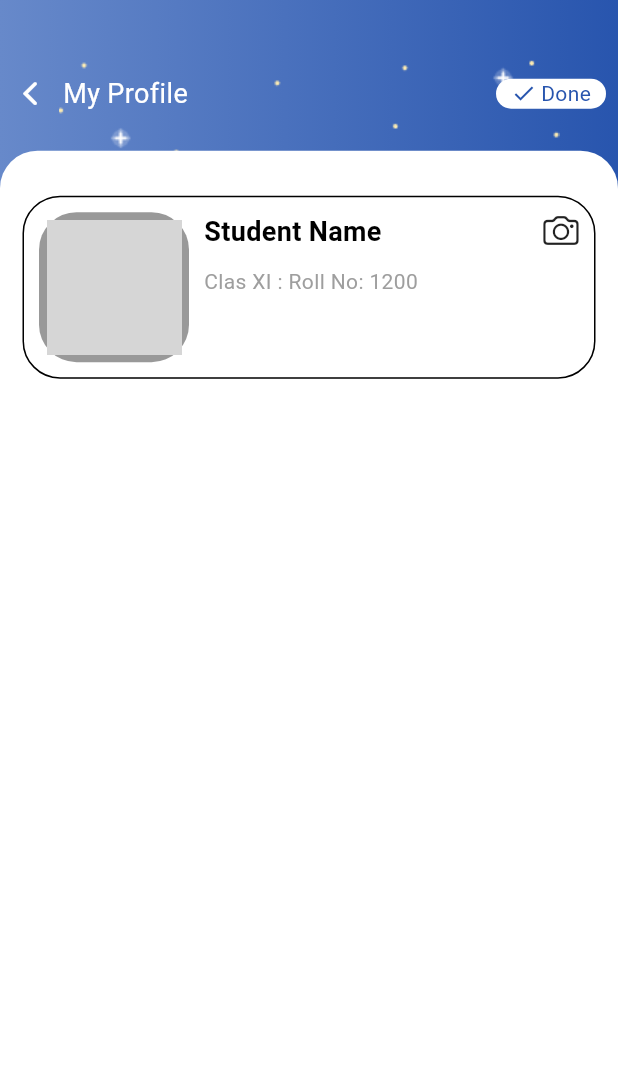
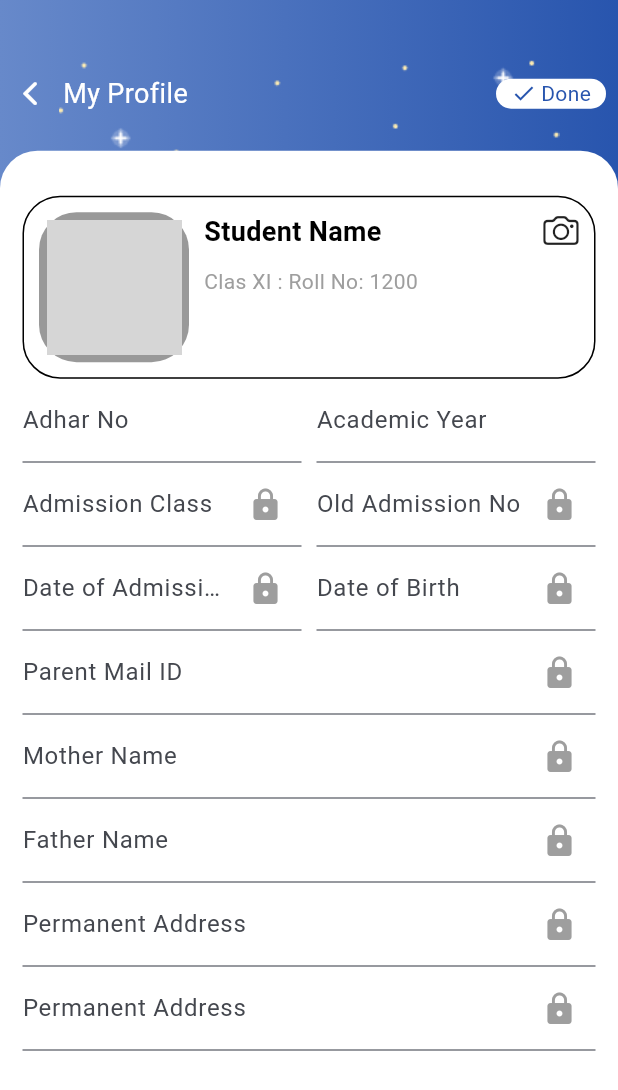
Before and after one commit to ahsanrahman0745/school_erp, a Flutter app: the MyProfileScreen screen opened directly, on a phone screen of 412 x 824 dp. Shown: the top 1090 px of the screen. Run offline on Flutter 3.47's test engine with Material 2 defaults, Android fonts, the phone set to English and light mode, and no system bars; our stand-ins replace circular_profile_avatar, table_calendar; network calls fail; grey boxes are pictures that could not be loaded.

Commit message:
working user profile

```diff
--- a/lib/utill/utils_image.dart
+++ b/lib/utill/utils_image.dart
@@ -27,6 +27,9 @@ class UtilsImage {
   static final String ICON_LOGOUT = "asset/png/ic_logout.png";
 
 
+  static final String CLENDER_IMAGE = "asset/png/vector.png";
+
+
   static final String ICON_QUIZ = "asset/png/ic_quiz.png";
   static final String ICON_ASSIGMEMNT = "asset/png/ic_assignment.png";
 }
--- /dev/null
+++ b/lib/views/commen/my_text_feild.dart
@@ -0,0 +1,25 @@
+import 'package:flutter/material.dart';
+
+class MyTestField extends StatelessWidget {
+  MyTestField({super.key,
+    required this.hintTitle,
+    required this.hintStyle,
+    this.icon,
+
+  });
+  String hintTitle;
+  TextStyle? hintStyle;
+  Icon? icon;
+
+  @override
+  Widget build(BuildContext context) {
+    return TextField(
+      decoration: InputDecoration(
+        suffixIcon: icon,
+        labelText: hintTitle,
+        hintText: hintTitle,
+        hintStyle: hintStyle,
+      ),
+    );
+  }
+}
--- a/lib/views/my_profile/my_profile.dart
+++ b/lib/views/my_profile/my_profile.dart
@@ -3,6 +3,7 @@ import 'package:flutter/material.dart';
 import 'package:school_erp/utill/MyTestStyle.dart';
 import '../../utill/colors_picker.dart';
 import '../../utill/utils_image.dart';
+import '../commen/my_text_feild.dart';
 
 class MyProfileScreen extends StatefulWidget {
   const MyProfileScreen({super.key});
@@ -133,7 +134,74 @@ class _MyProfileScreenState extends State<MyProfileScreen> {
                                   Icon(CupertinoIcons.camera)
                                 ],
                               ),
+                            ),
+
+                            Container(
+                              child: Column(
+                                children: [
+                                 Row(
+                                   children: [
+                                     Expanded(
+                                         flex: 1,
+                                         child: MyTestField(hintTitle: 'Adhar No', hintStyle: MyTestStyle.test14Grey,)),
+                                     SizedBox(width: 10,),
+                                     Expanded(
+                                         flex: 1,
+                                         child: MyTestField(hintTitle: 'Academic Year',hintStyle: MyTestStyle.test14Grey)),
+                                   ],
+                                 ),
+                                 Row(
+                                   children: [
+                                     Expanded(
+                                         flex: 1,
+                                         child: MyTestField(
+                                           icon: Icon(Icons.lock,color: Colors.grey,),
+                                           hintTitle: 'Admission Class', hintStyle: MyTestStyle.test14Grey,)),
+                                     SizedBox(width: 10,),
+                                     Expanded(
+                                         flex: 1,
+                                         child: MyTestField(
+                                             icon: Icon(Icons.lock,color: Colors.grey,),
+                                             hintTitle: 'Old Admission No',hintStyle: MyTestStyle.test14Grey)),
+                                   ],
+                                 ),
+                                  Row(
+                                    children: [
+                                      Expanded(
+                                          flex: 1,
+                                          child: MyTestField(
+                                            icon: Icon(Icons.lock,color: Colors.grey,),
+                                            hintTitle: 'Date of Admission', hintStyle: MyTestStyle.test14Grey,)),
+                                      SizedBox(width: 10,),
+                                      Expanded(
+                                          flex: 1,
+                                          child: MyTestField(
+                                              icon: Icon(Icons.lock,color: Colors.grey,),
+                                              hintTitle: 'Date of Birth',hintStyle: MyTestStyle.test14Grey)),
+                                    ],
+                                  ),
+                                  MyTestField(
+                                      icon: Icon(Icons.lock,color: Colors.grey,),
+                                      hintTitle: 'Parent Mail ID',hintStyle: MyTestStyle.test14Grey),
+                                  MyTestField(
+                                      icon: Icon(Icons.lock,color: Colors.grey,),
+                                      hintTitle: 'Mother Name',hintStyle: MyTestStyle.test14Grey),
+                                  MyTestField(
+                                      icon: Icon(Icons.lock,color: Colors.grey,),
+                                      hintTitle: 'Father Name',hintStyle: MyTestStyle.test14Grey),
+                                  MyTestField(
+                                      icon: Icon(Icons.lock,color: Colors.grey,),
+                                      hintTitle: 'Permanent Address',hintStyle: MyTestStyle.test14Grey),
+
+                                  MyTestField(
+                                      icon: Icon(Icons.lock,color: Colors.grey,),
+                                      hintTitle: 'Permanent Address',hintStyle: MyTestStyle.test14Grey),
+
+
+                                ],
+                              ),
                             )
+
 
 
 
--- a/pubspec.yaml
+++ b/pubspec.yaml
@@ -36,6 +36,7 @@ dependencies:
   # Use with the CupertinoIcons class for iOS style icons.
   cupertino_icons: ^1.0.2
   circular_profile_avatar: ^2.0.5
+  table_calendar: ^3.0.9
 
 dev_dependencies:
   flutter_test:
```
Also changed, not shown: lib/views/attendenc/attence.dart (added, +204 -0 lines), lib/views/commen/backgroud.dart (added, +53 -0 lines), lib/views/commen/border_radiou_top_circule.dart (added, +11 -0 lines), lib/views/welcome/home_screen.dart (+11 -0 lines), asset/png/vector.png (added), pubspec.lock.
